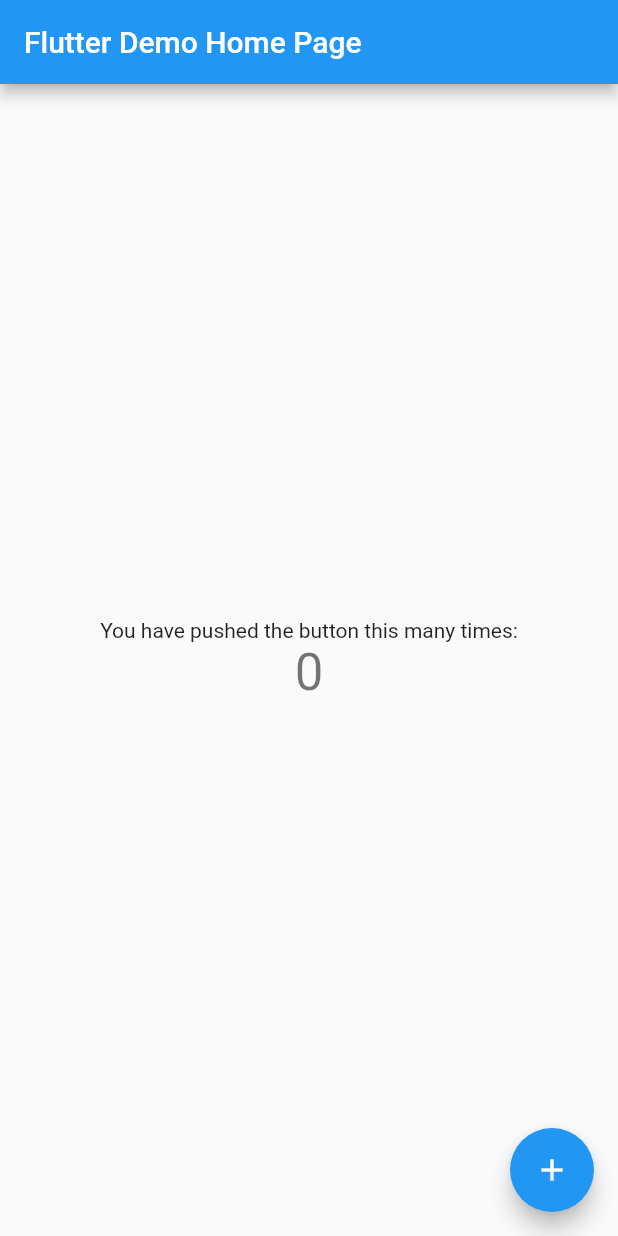
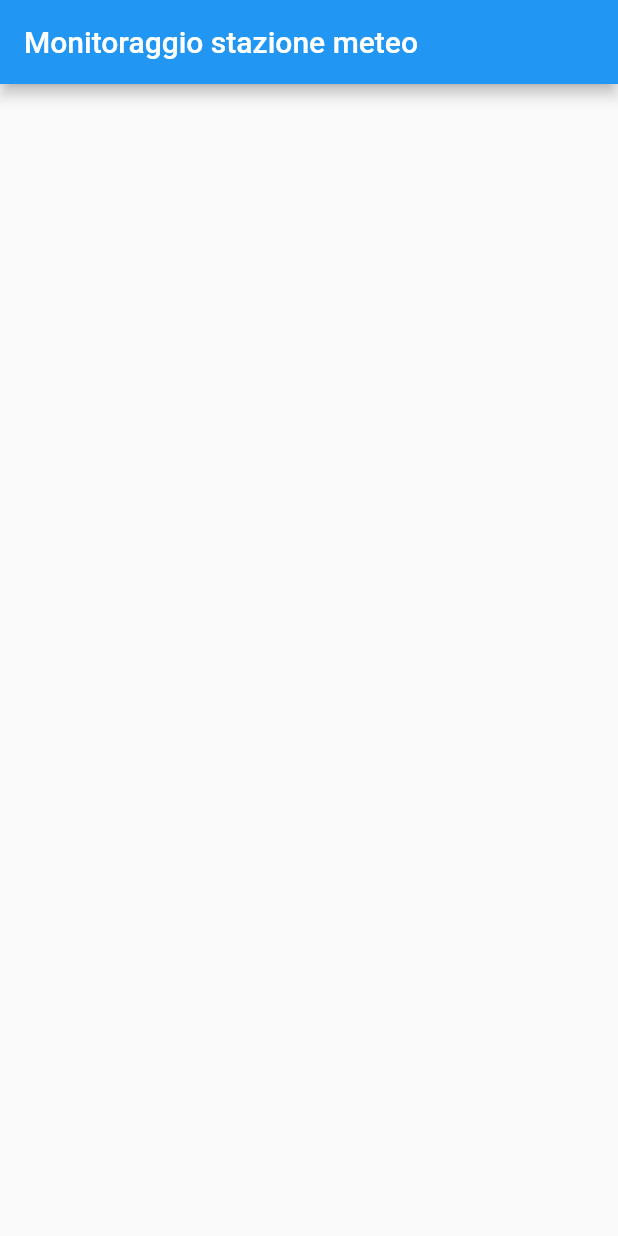
Before and after one commit to RoyalBaker/progetto_esami, a Flutter app: the screen it shows after launch, on a phone screen of 412 x 824 dp. Run offline on Flutter 3.47's test engine with Material 2 defaults, Android fonts, the phone set to English and light mode, and no system bars.

Commit message:
clean up code

```diff
--- /dev/null
+++ b/lib/app.dart
@@ -0,0 +1,17 @@
+import 'package:flutter/material.dart';
+import 'package:flutter/widgets.dart';
+import 'package:progetto_esami/home_page.dart';
+
+class MyApp extends StatelessWidget {
+  // This widget is the root of your application.
+  @override
+  Widget build(BuildContext context) {
+    return MaterialApp(
+      title: 'Flutter Demo',
+      theme: ThemeData(
+        primarySwatch: Colors.blue,
+      ),
+      home: MyHomePage(title: 'Monitoraggio stazione meteo'),
+    );
+  }
+}
--- /dev/null
+++ b/lib/home_page.dart
@@ -0,0 +1,32 @@
+import 'package:flutter/material.dart';
+import 'package:flutter/widgets.dart';
+
+class MyHomePage extends StatefulWidget {
+  MyHomePage({Key? key,required this.title}) : super(key: key);
+
+  final String title;
+
+  @override
+  _MyHomePageState createState() => _MyHomePageState();
+}
+
+class _MyHomePageState extends State<MyHomePage> {
+
+
+  @override
+  Widget build(BuildContext context) {
+    return Scaffold(
+      appBar: AppBar(
+        title: Text(widget.title),
+      ),
+      body: Center(
+        child: Column(
+          mainAxisAlignment: MainAxisAlignment.center,
+          children: <Widget>[],
+        ),
+      ),
+    )
+    // This trailing comma makes auto-formatting nicer for build methods.
+        ;
+  }
+}
--- a/lib/main.dart
+++ b/lib/main.dart
@@ -1,113 +1,6 @@
 import 'package:flutter/material.dart';
+import 'package:progetto_esami/app.dart';
 
 void main() {
   runApp(MyApp());
 }
-
-class MyApp extends StatelessWidget {
-  // This widget is the root of your application.
-  @override
-  Widget build(BuildContext context) {
-    return MaterialApp(
-      title: 'Flutter Demo',
-      theme: ThemeData(
-        // This is the theme of your application.
-        //
-        // Try running your application with "flutter run". You'll see the
-        // application has a blue toolbar. Then, without quitting the app, try
-        // changing the primarySwatch below to Colors.green and then invoke
-        // "hot reload" (press "r" in the console where you ran "flutter run",
-        // or simply save your changes to "hot reload" in a Flutter IDE).
-        // Notice that the counter didn't reset back to zero; the application
-        // is not restarted.
-        primarySwatch: Colors.blue,
-      ),
-      home: MyHomePage(title: 'Flutter Demo Home Page'),
-    );
-  }
-}
-
-class MyHomePage extends StatefulWidget {
-  MyHomePage({Key key, this.title}) : super(key: key);
-
-  // This widget is the home page of your application. It is stateful, meaning
-  // that it has a State object (defined below) that contains fields that affect
-  // how it looks.
-
-  // This class is the configuration for the state. It holds the values (in this
-  // case the title) provided by the parent (in this case the App widget) and
-  // used by the build method of the State. Fields in a Widget subclass are
-  // always marked "final".
-
-  final String title;
-
-  @override
-  _MyHomePageState createState() => _MyHomePageState();
-}
-
-class _MyHomePageState extends State<MyHomePage> {
-  int _counter = 0;
-
-  void _incrementCounter() {
-    setState(() {
-      // This call to setState tells the Flutter framework that something has
-      // changed in this State, which causes it to rerun the build method below
-      // so that the display can reflect the updated values. If we changed
-      // _counter without calling setState(), then the build method would not be
-      // called again, and so nothing would appear to happen.
-      _counter++;
-    });
-  }
-
-  @override
-  Widget build(BuildContext context) {
-    // This method is rerun every time setState is called, for instance as done
-    // by the _incrementCounter method above.
-    //
-    // The Flutter framework has been optimized to make rerunning build methods
-    // fast, so that you can just rebuild anything that needs updating rather
-    // than having to individually change instances of widgets.
-    return Scaffold(
-      appBar: AppBar(
-        // Here we take the value from the MyHomePage object that was created by
-        // the App.build method, and use it to set our appbar title.
-        title: Text(widget.title),
-      ),
-      body: Center(
-        // Center is a layout widget. It takes a single child and positions it
-        // in the middle of the parent.
-        child: Column(
-          // Column is also a layout widget. It takes a list of children and
-          // arranges them vertically. By default, it sizes itself to fit its
-          // children horizontally, and tries to be as tall as its parent.
-          //
-          // Invoke "debug painting" (press "p" in the console, choose the
-          // "Toggle Debug Paint" action from the Flutter Inspector in Android
-          // Studio, or the "Toggle Debug Paint" command in Visual Studio Code)
-          // to see the wireframe for each widget.
-          //
-          // Column has various properties to control how it sizes itself and
-          // how it positions its children. Here we use mainAxisAlignment to
-          // center the children vertically; the main axis here is the vertical
-          // axis because Columns are vertical (the cross axis would be
-          // horizontal).
-          mainAxisAlignment: MainAxisAlignment.center,
-          children: <Widget>[
-            Text(
-              'You have pushed the button this many times:',
-            ),
-            Text(
-              '$_counter',
-              style: Theme.of(context).textTheme.headline4,
-            ),
-          ],
-        ),
-      ),
-      floatingActionButton: FloatingActionButton(
-        onPressed: _incrementCounter,
-        tooltip: 'Increment',
-        child: Icon(Icons.add),
-      ), // This trailing comma makes auto-formatting nicer for build methods.
-    );
-  }
-}
```
Also changed, not shown: pubspec.yaml (+11 -1 lines), pubspec.lock.
